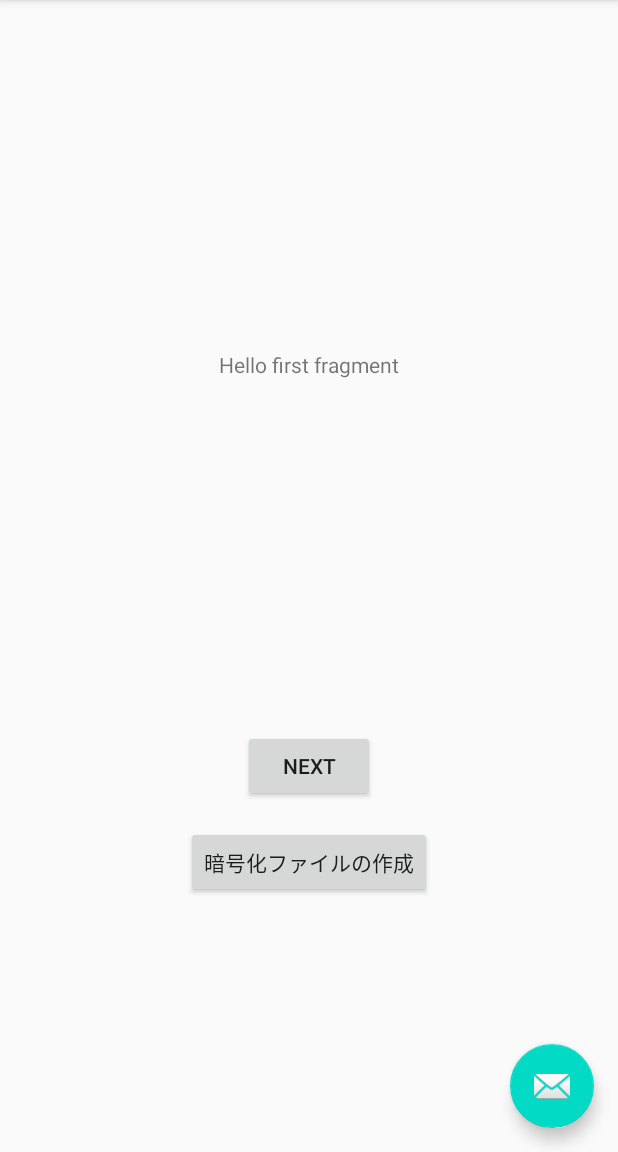
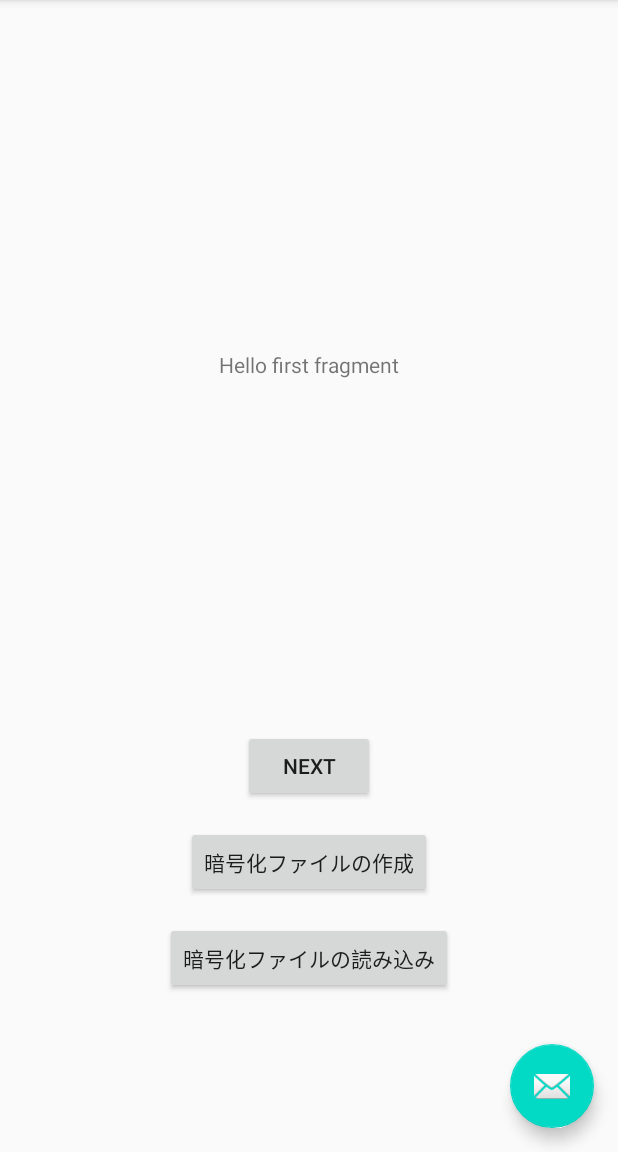
Before and after one commit to kyam3235/SecuritySample, an Android app: the screen it shows after launch (MainActivity), on a phone screen of 412 x 824 dp, the part 84-1236 px from its top. Run offline under Robolectric (Android 15) with nearby library versions, the phone set to English and light mode, and no system bars.

Commit message:
暗号化ファイルの読み込み

```diff
--- a/SecuritySample/app/src/main/res/layout/fragment_first.xml
+++ b/SecuritySample/app/src/main/res/layout/fragment_first.xml
@@ -36,4 +36,14 @@
         app:layout_constraintStart_toStartOf="parent"
         app:layout_constraintTop_toBottomOf="@+id/button_first" />
 
+    <Button
+        android:id="@+id/button_read_file"
+        android:layout_width="wrap_content"
+        android:layout_height="wrap_content"
+        android:layout_marginTop="16dp"
+        android:text="@string/read_encrypted_file"
+        app:layout_constraintEnd_toEndOf="parent"
+        app:layout_constraintStart_toStartOf="parent"
+        app:layout_constraintTop_toBottomOf="@+id/button_write_file" />
+
 </androidx.constraintlayout.widget.ConstraintLayout>
--- a/SecuritySample/app/src/main/res/values/strings.xml
+++ b/SecuritySample/app/src/main/res/values/strings.xml
@@ -10,4 +10,5 @@
     <string name="hello_first_fragment">Hello first fragment</string>
     <string name="hello_second_fragment">Hello second fragment. Arg: %1$s</string>
     <string name="create_encrypted_file">暗号化ファイルの作成</string>
+    <string name="read_encrypted_file">暗号化ファイルの読み込み</string>
 </resources>
```
Also changed, not shown: SecuritySample/app/src/main/java/jp/kyamlab/securitysample/FirstFragment.kt (+30 -0 lines).
